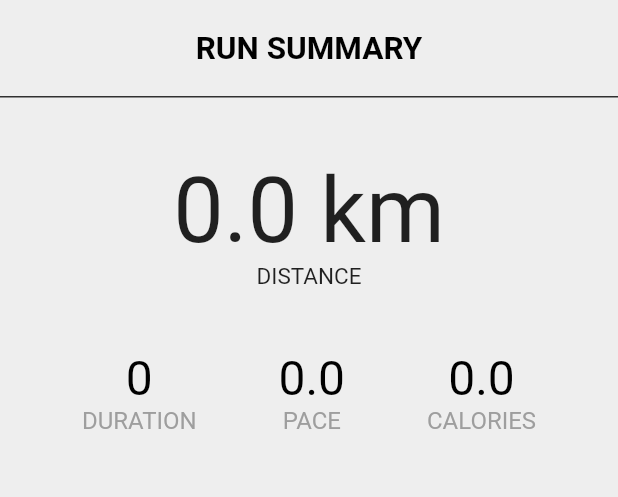
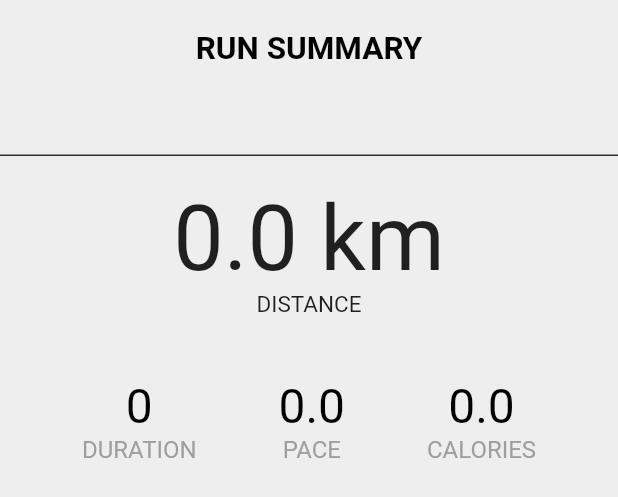
Before and after one commit to pr4aveen/jogzilla, a Flutter app: the RunSummaryHeader widget shown alone on an empty page, opened directly with empty values, on a phone screen of 412 x 824 dp. Shown: the top 497 px of the screen. Run offline on Flutter 3.47's test engine with Material 2 defaults, Android fonts, the phone set to English and light mode, and no system bars; our stand-ins replace fl_chart, geolocator, sqflite; missing offline and left inert: mapbox_gl; accounts and stored records are empty.

```diff
--- a/lib/widgets/run_summary_header.dart
+++ b/lib/widgets/run_summary_header.dart
@@ -6,7 +6,7 @@ import '../models/run_data.dart';
 class RunSummaryHeader extends StatelessWidget {
   final RunData runData;
 
-  RunSummaryHeader({this.runData});
+  RunSummaryHeader({@required this.runData});
 
   @override
   Widget build(BuildContext context) {
@@ -20,6 +20,17 @@ class RunSummaryHeader extends StatelessWidget {
                 fontSize: 21, color: Colors.black, fontWeight: FontWeight.bold),
           ),
         ),
+        if (runData.description != null)
+          Padding(
+            padding: EdgeInsets.only(left: 50, right: 50, bottom: 20),
+            child: Text(
+              runData.description,
+              style: const TextStyle(
+                  fontSize: 16,
+                  color: Colors.black,
+                  fontWeight: FontWeight.bold),
+            ),
+          ),
         Divider(
           color: Colors.grey[850],
           height: 0,
@@ -29,7 +40,7 @@ class RunSummaryHeader extends StatelessWidget {
         ),
         Padding(
           padding: EdgeInsets.only(
-            top: 40,
+            top: 20,
           ),
           child: Text(
             runData.distance.toString() + ' km',
```
Also changed, not shown: lib/screens/detailed_run_history_page.dart (+30 -0 lines).
